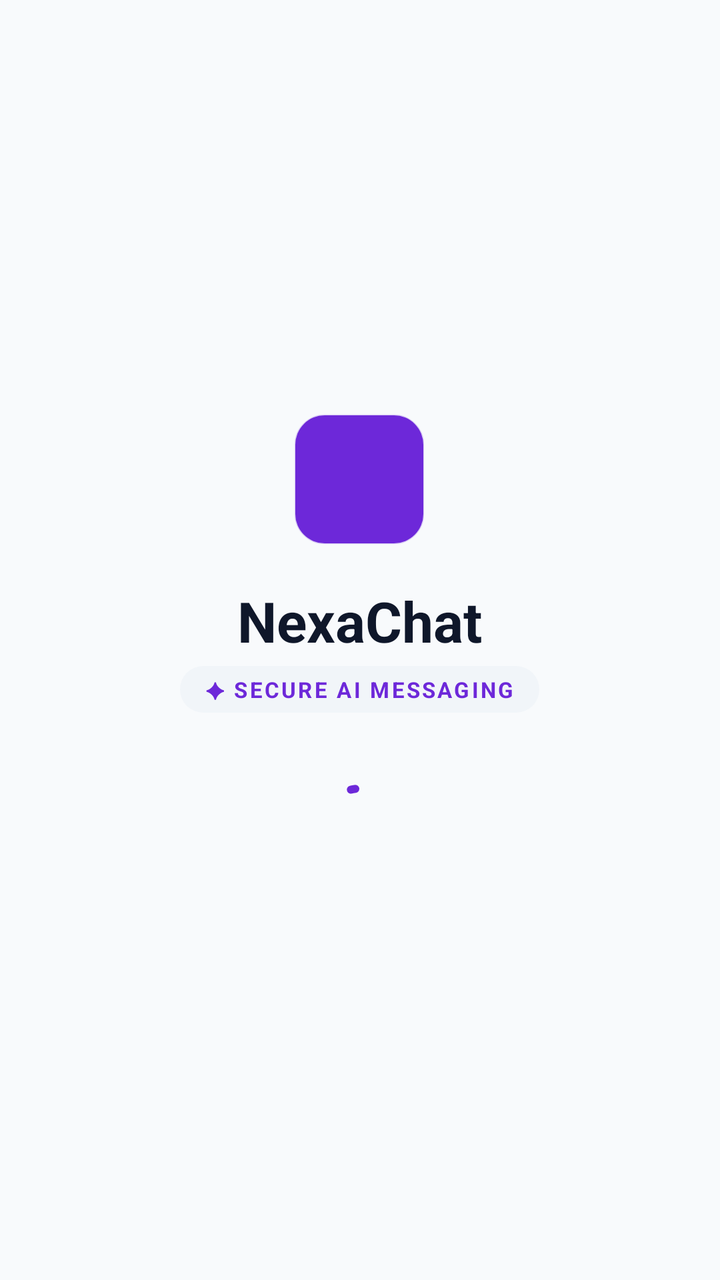
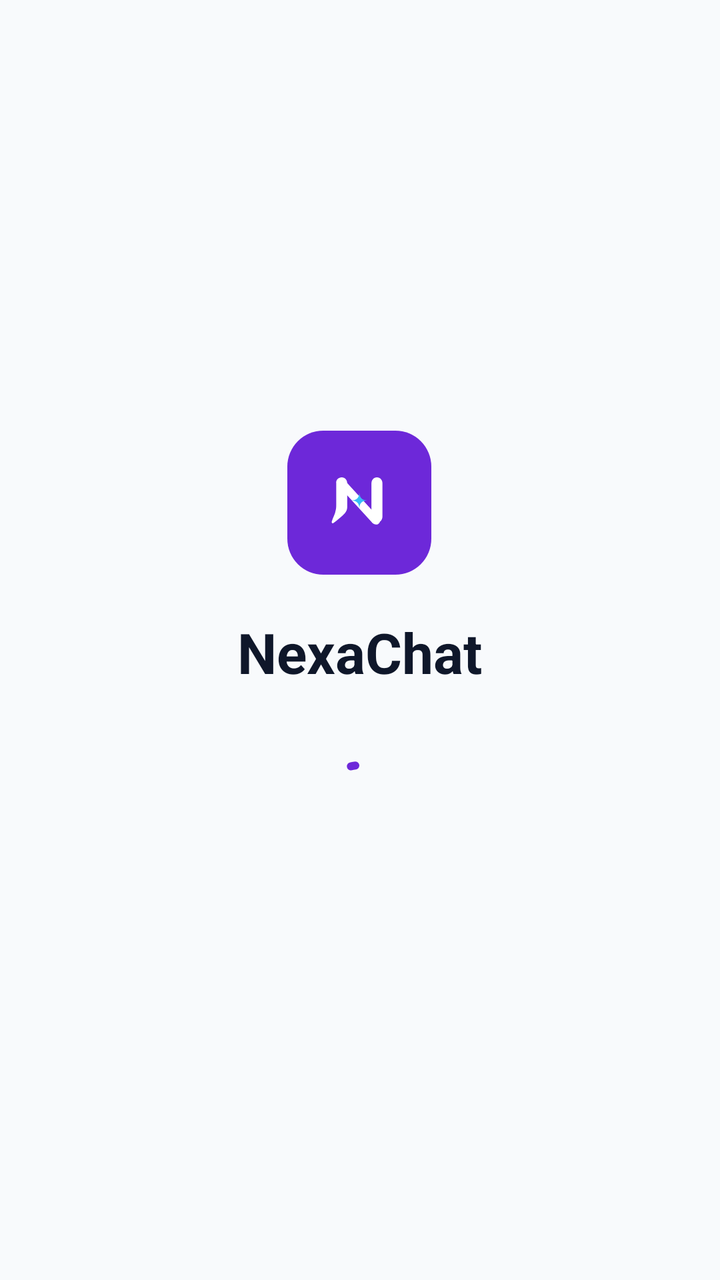

Two renders of the same Android screen: before a commit and after it. Below are the layout's source before the change and the commit's diff.
<!-- AndroidManifest.xml: application theme Theme.NexaChat -->
<!-- res/layout/fragment_splash.xml -->
<?xml version="1.0" encoding="utf-8"?>
<FrameLayout xmlns:android="http://schemas.android.com/apk/res/android"
    xmlns:app="http://schemas.android.com/apk/res-auto"
    xmlns:tools="http://schemas.android.com/tools"
    android:layout_width="match_parent"
    android:layout_height="match_parent"
    android:background="?android:attr/colorBackground">

    <LinearLayout
        android:layout_width="wrap_content"
        android:layout_height="wrap_content"
        android:layout_gravity="center"
        android:gravity="center"
        android:orientation="vertical">

        <ImageView
            android:id="@+id/splashLogo"
            android:layout_width="72dp"
            android:layout_height="72dp"
            android:contentDescription="@string/app_name"
            android:src="@drawable/ic_nexachat_logo"
            app:tint="?attr/colorPrimary" />

        <TextView
            android:id="@+id/splashTitle"
            android:layout_width="wrap_content"
            android:layout_height="wrap_content"
            android:layout_marginTop="@dimen/space_md"
            android:accessibilityHeading="true"
            tools:targetApi="p"
            android:text="@string/app_name"
            android:textAppearance="?attr/textAppearanceHeadlineMedium"
            android:textColor="?attr/colorOnBackground"
            android:textStyle="bold" />

        <TextView
            android:id="@+id/splashSubtitle"
            android:layout_width="wrap_content"
            android:layout_height="wrap_content"
            android:layout_marginTop="@dimen/space_xs"
            android:background="@drawable/bg_date_separator"
            android:backgroundTint="?attr/colorSurfaceVariant"
            android:letterSpacing="0.1"
            android:paddingHorizontal="12dp"
            android:paddingVertical="4dp"
            android:text="@string/splash_tagline"
            android:textColor="?attr/colorPrimary"
            android:textSize="11sp"
            android:textStyle="bold" />

        <com.google.android.material.progressindicator.CircularProgressIndicator
            android:id="@+id/splashProgress"
            android:layout_width="wrap_content"
            android:layout_height="wrap_content"
            android:layout_marginTop="@dimen/space_xl"
            android:indeterminate="true"
            app:indicatorColor="?attr/colorPrimary" />
    </LinearLayout>
</FrameLayout>
<!-- resources referenced by this layout -->
<resources>
  <dimen name="space_md">16dp</dimen>
  <dimen name="space_xl">32dp</dimen>
  <dimen name="space_xs">4dp</dimen>
  <!-- drawable bg_date_separator (drawable) -->
  <?xml version="1.0" encoding="utf-8"?>
  <shape xmlns:android="http://schemas.android.com/apk/res/android"
      android:shape="rectangle">
      <corners android:radius="999dp" />
      <solid android:color="?attr/colorSurfaceContainerHigh" />
  </shape>
  <!-- drawable ic_nexachat_logo: vector/xml drawable (drawable, 4274 chars, omitted) -->
  <string name="app_name">NexaChat</string>
  <string name="splash_tagline">✦ SECURE AI MESSAGING</string>
  <color name="colorPrimary">@color/brand_indigo</color>
  <color name="colorOnPrimary">#FFFFFFFF</color>
  <color name="colorSecondary">@color/slate_secondary</color>
  <color name="colorOnSecondary">#FFFFFFFF</color>
  <color name="colorTertiary">@color/tertiary_sky</color>
  <color name="colorOnTertiary">#FF082F49</color>
  <color name="colorError">@color/error_red</color>
  <color name="colorOnError">#FFFFFFFF</color>
  <color name="colorErrorContainer">@color/error_container_light</color>
  <color name="colorBackground">@color/background_light</color>
  <color name="colorOnBackground">@color/text_primary_light</color>
  <color name="colorSurface">@color/surface_light</color>
  <color name="colorOnSurface">@color/text_primary_light</color>
  <color name="colorSurfaceVariant">@color/surface_variant_light</color>
  <color name="surface_container_low_light">#FFF8FAFC</color>
  <color name="surface_container_light">#FFF1F5F9</color>
  <color name="surface_container_high_light">#FFE2E8F0</color>
  <color name="colorOutline">@color/slate_border</color>
  <color name="colorOutlineVariant">@color/slate_divider</color>
  <color name="brand_indigo">#FF6D28D9</color>
  <color name="brand_indigo_container">#FFEDE9FE</color>
  <color name="brand_on_indigo_container">#FF2E1065</color>
  <color name="slate_secondary">#FF505F76</color>
  <color name="slate_secondary_container">#FFD0E1FB</color>
  <color name="slate_on_secondary_container">#FF1D283A</color>
  <color name="tertiary_sky">#FF0EA5E9</color>
  <color name="tertiary_sky_container">#FFBAE6FD</color>
  <color name="tertiary_on_sky_container">#FF075985</color>
  <color name="error_red">#FFBA1A1A</color>
  <color name="error_container_light">#FFFFDAD6</color>
  <color name="on_error_container_light">#FF93000A</color>
  <color name="background_light">#FFF8FAFC</color>
  <color name="text_primary_light">#FF0F172A</color>
  <color name="surface_light">#FFFFFFFF</color>
  <color name="surface_variant_light">#FFF1F5F9</color>
  <color name="text_secondary_light">#FF475569</color>
  <color name="slate_border">#FFCBD5E1</color>
  <color name="slate_divider">#FFE2E8F0</color>
  <dimen name="min_touch_target">48dp</dimen>
  <dimen name="corner_sm">8dp</dimen>
  <dimen name="corner_md">12dp</dimen>
  <dimen name="corner_lg">16dp</dimen>
  <!-- unchanged entries left out for length: 26 -->
</resources>

<!-- the commit's change to res/layout/fragment_splash.xml (unified diff, before → after) -->
@@ -17,15 +17,17 @@
             android:id="@+id/splashLogo"
             android:layout_width="72dp"
             android:layout_height="72dp"
+            android:background="@drawable/bg_auth_logo"
             android:contentDescription="@string/app_name"
-            android:src="@drawable/ic_nexachat_logo"
-            app:tint="?attr/colorPrimary" />
+            android:padding="16dp"
+            android:scaleType="centerInside"
+            android:src="@drawable/ic_logo_mark" />
 
         <TextView
             android:id="@+id/splashTitle"
             android:layout_width="wrap_content"
             android:layout_height="wrap_content"
-            android:layout_marginTop="@dimen/space_md"
+            android:layout_marginTop="20dp"
             android:accessibilityHeading="true"
             tools:targetApi="p"
             android:text="@string/app_name"
@@ -33,26 +35,11 @@
             android:textColor="?attr/colorOnBackground"
             android:textStyle="bold" />
 
-        <TextView
-            android:id="@+id/splashSubtitle"
-            android:layout_width="wrap_content"
-            android:layout_height="wrap_content"
-            android:layout_marginTop="@dimen/space_xs"
-            android:background="@drawable/bg_date_separator"
-            android:backgroundTint="?attr/colorSurfaceVariant"
-            android:letterSpacing="0.1"
-            android:paddingHorizontal="12dp"
-            android:paddingVertical="4dp"
-            android:text="@string/splash_tagline"
-            android:textColor="?attr/colorPrimary"
-            android:textSize="11sp"
-            android:textStyle="bold" />
-
         <com.google.android.material.progressindicator.CircularProgressIndicator
             android:id="@+id/splashProgress"
             android:layout_width="wrap_content"
             android:layout_height="wrap_content"
-            android:layout_marginTop="@dimen/space_xl"
+            android:layout_marginTop="32dp"
             android:indeterminate="true"
             app:indicatorColor="?attr/colorPrimary" />
     </LinearLayout>
<!-- resource entries referenced after the edit -->
@@ -1,18 +1,37 @@
 <!-- resources referenced by this layout -->
 <resources>
-  <dimen name="space_md">16dp</dimen>
-  <dimen name="space_xl">32dp</dimen>
-  <dimen name="space_xs">4dp</dimen>
-  <!-- drawable bg_date_separator (drawable) -->
+  <!-- drawable bg_auth_logo (drawable) -->
   <?xml version="1.0" encoding="utf-8"?>
   <shape xmlns:android="http://schemas.android.com/apk/res/android"
       android:shape="rectangle">
-      <corners android:radius="999dp" />
-      <solid android:color="?attr/colorSurfaceContainerHigh" />
+      <solid android:color="?attr/colorPrimary" />
+      <corners android:radius="18dp" />
   </shape>
-  <!-- drawable ic_nexachat_logo: vector/xml drawable (drawable, 4274 chars, omitted) -->
+  <!-- drawable ic_logo_mark (drawable) -->
+  <?xml version="1.0" encoding="utf-8"?>
+  <vector xmlns:android="http://schemas.android.com/apk/res/android"
+      android:width="36dp"
+      android:height="36dp"
+      android:viewportWidth="36"
+      android:viewportHeight="36">
+      
+      <path
+          android:fillColor="#FFFFFF"
+          android:pathData="M 6.45,8.38 C 6.45,6.72 7.55,5.35 9.20,5.35 C 10.85,5.35 11.95,6.72 11.95,8.38 L 11.95,20.20 C 11.95,21.85 11.12,23.23 9.75,24.32 C 8.38,25.43 7.00,26.80 5.07,28.18 C 4.52,28.56 3.97,28.01 4.25,27.35 C 4.80,25.43 5.90,23.77 6.17,21.85 C 6.45,20.75 6.45,19.93 6.45,18.55 Z" />
+      
+      <path
+          android:fillColor="#FFFFFF"
+          android:pathData="M 24.05,8.38 C 24.05,6.72 25.15,5.35 26.80,5.35 C 28.45,5.35 29.55,6.72 29.55,8.38 L 29.55,24.88 C 29.55,26.52 28.45,27.90 26.80,27.90 C 25.15,27.90 24.05,26.52 24.05,24.88 Z" />
+      
+      <path
+          android:fillColor="#FFFFFF"
+          android:pathData="M 7.55,5.90 C 8.65,5.35 10.02,5.90 10.85,7.00 L 27.90,25.70 C 28.73,26.80 28.45,28.18 27.35,28.73 C 26.25,29.27 24.88,28.73 24.05,27.62 L 7.00,8.92 C 6.17,7.82 6.45,6.45 7.55,5.90 Z" />
+      
+      <path
+          android:fillColor="#38BDF8"
+          android:pathData="M 18.00,12.77 Q 18.00,16.90 13.88,16.90 Q 18.00,16.90 18.00,21.02 Q 18.00,16.90 22.12,16.90 Q 18.00,16.90 18.00,12.77 Z" />
+  </vector>
   <string name="app_name">NexaChat</string>
-  <string name="splash_tagline">✦ SECURE AI MESSAGING</string>
   <color name="colorPrimary">@color/brand_indigo</color>
   <color name="colorOnPrimary">#FFFFFFFF</color>
   <color name="colorSecondary">@color/slate_secondary</color>
